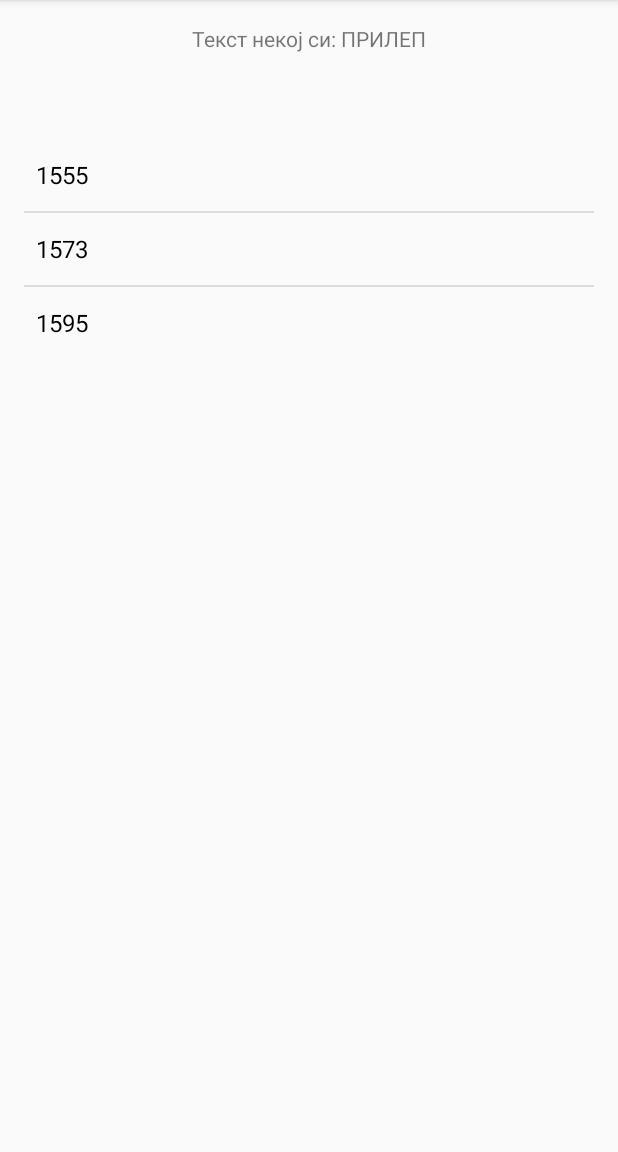
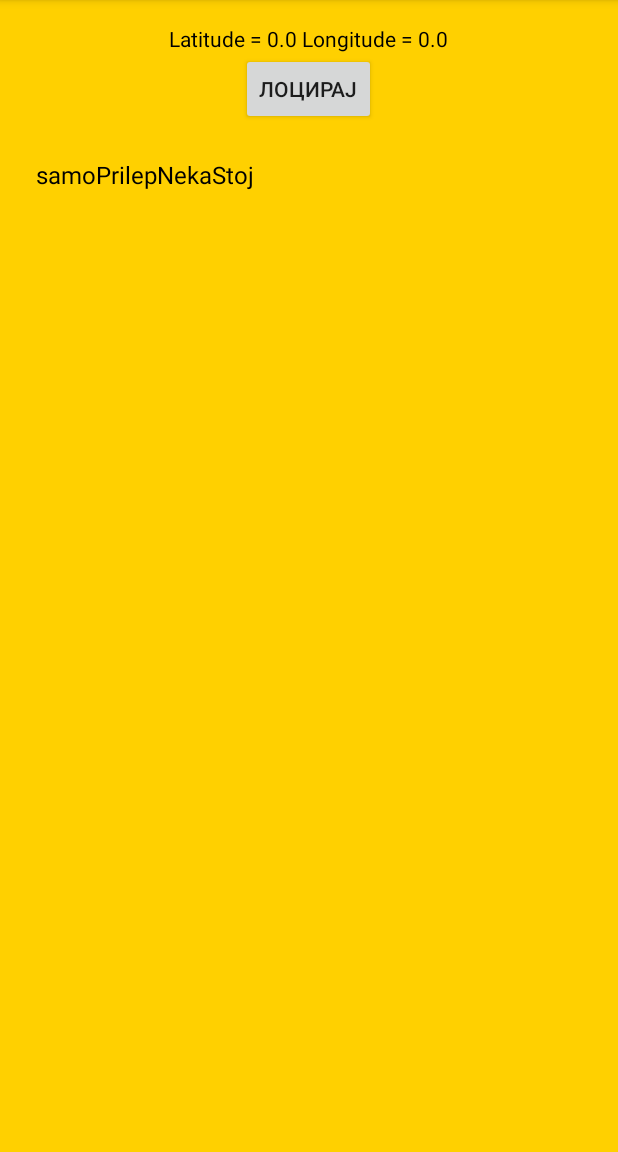
Before and after one commit to CHukioo/VikniTaksi, an Android app: the screen it shows after launch (MainActivity), on a phone screen of 412 x 824 dp, the part 84-1236 px from its top. Run offline under Robolectric (Android 15) with nearby library versions, the phone set to English and light mode, and no system bars.

Commit message:
pakGps
polu funkcionalen

```diff
--- a/app/src/main/java/com/example/marko/viknitaksi/MainActivity.java
+++ b/app/src/main/java/com/example/marko/viknitaksi/MainActivity.java
@@ -21,8 +21,10 @@ import android.widget.TextView;
 
 public class MainActivity extends AppCompatActivity {
 
-    double latituda;
-    double longituda;
+  public static class globalVar{
+      public static double latituda=0;
+      public static double longituda=0;
+  }
 
     @Override
     protected void onCreate(Bundle savedInstanceState) {
@@ -47,24 +49,14 @@ public class MainActivity extends AppCompatActivity {
         populateListView();
         //praj onclikc funkcija za sekoj item od listata
         registerClickCallback();
-
-
-
     }
 
     public class MyCurrentLoctionListener implements LocationListener{
 
         @Override
         public void onLocationChanged(Location location) {
-            latituda=location.getLatitude();
-            longituda=location.getLongitude();
-
-            String myLocation = "Latitude = " + location.getLatitude() + " Longitude = " + location.getLongitude();
-
-            //I make a log to see the results
-            TextView labela = (TextView) findViewById(R.id.textView);
-            labela.setText(myLocation);
-
+            globalVar.latituda=location.getLatitude();
+            globalVar.longituda=location.getLongitude();
         }
 
         @Override
@@ -86,9 +78,29 @@ public class MainActivity extends AppCompatActivity {
 
 
     private void populateListView() {
-        String[] prilep = {"1555", "1573", "1595"};
 
-        ArrayAdapter<String> adapter = new ArrayAdapter<String>(this, R.layout.support_simple_spinner_dropdown_item, prilep);
+        String[] brojoj= new String[]{"nemapodatok"};
+
+        //proverka na koja lokaciaj e za da popolni niza
+        if(((globalVar.latituda<41.37)&&(globalVar.latituda>41.31))&&((globalVar.longituda<21.58)&&(globalVar.longituda>21.52))){
+            brojoj = new String[]{"1555", "1573", "1595"};
+        }
+        else {
+            if ((globalVar.latituda <= 41.08 && globalVar.latituda >= 40.98) && (globalVar.longituda <= 21.38 && globalVar.longituda >= 21.28)) {
+                brojoj = new String[]{"1444", "1462", "1484"};
+            }
+            else {
+                brojoj = new String[]{"samoPrilepNekaStoj"};
+            }
+        }
+
+        String myLocation = "Latitude = " + globalVar.latituda + " Longitude = " + globalVar.longituda;
+
+        //I make a log to see the results
+        TextView labela = (TextView) findViewById(R.id.textView);
+        labela.setText(myLocation);
+
+        ArrayAdapter<String> adapter = new ArrayAdapter<String>(this, R.layout.support_simple_spinner_dropdown_item, brojoj);
 
         ListView list = (ListView) findViewById(R.id.listViewMain);
         list.setAdapter(adapter);
@@ -107,4 +119,5 @@ public class MainActivity extends AppCompatActivity {
             }
         });
     }
+
 }
--- a/app/src/main/res/layout/activity_main.xml
+++ b/app/src/main/res/layout/activity_main.xml
@@ -7,15 +7,18 @@
     android:paddingLeft="@dimen/activity_horizontal_margin"
     android:paddingRight="@dimen/activity_horizontal_margin"
     android:paddingTop="@dimen/activity_vertical_margin"
-    tools:context="com.example.marko.viknitaksi.MainActivity">
+    tools:context="com.example.marko.viknitaksi.MainActivity"
+    android:background="#ffd000">
 
     <TextView
         android:layout_width="wrap_content"
         android:layout_height="wrap_content"
-        android:text="Текст некој си: ПРИЛЕП"
+        android:text="СЕ БАРА ВАШАТА ЛОКАЦИЈА, ВЕ МОЛИМЕ ПОЧЕКАЈТЕ..."
         android:layout_alignParentTop="true"
         android:layout_centerHorizontal="true"
-        android:id="@+id/textView" />
+        android:id="@+id/textView"
+        android:textAlignment="center"
+        android:textColor="#000000" />
 
     <ListView
         android:layout_width="wrap_content"
@@ -27,4 +30,13 @@
         android:layout_marginTop="57dp"
         android:headerDividersEnabled="true" />
 
+    <Button
+        android:layout_width="wrap_content"
+        android:layout_height="wrap_content"
+        android:text="ЛОЦИРАЈ"
+        android:id="@+id/button"
+        android:layout_below="@+id/textView"
+        android:layout_centerHorizontal="true"
+        android:onClick="locriajKlik()" />
+
 </RelativeLayout>
```
